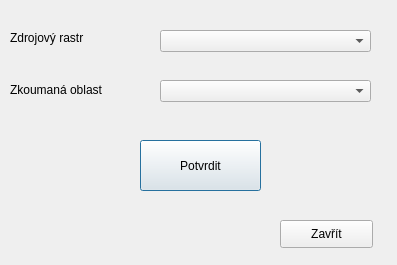
This is MasterThesis/PluginFolder/gap_detection/gap_detection_dialog_base.ui in Bezobsahu/MyMasterDegree as Qt 5 draws it before an edit. The edited form follows.
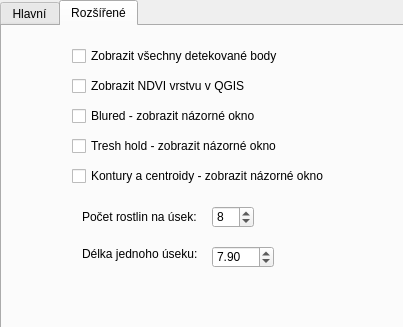
This is the edited form. The open tabs and pages were chosen to show the change.

```diff
--- a/MasterThesis/PluginFolder/gap_detection/gap_detection_dialog_base.ui
+++ b/MasterThesis/PluginFolder/gap_detection/gap_detection_dialog_base.ui
@@ -6,18 +6,90 @@
    <rect>
     <x>0</x>
     <y>0</y>
-    <width>397</width>
-    <height>265</height>
+    <width>403</width>
+    <height>327</height>
    </rect>
   </property>
   <property name="windowTitle">
    <string>Hop Gap Detection</string>
   </property>
-  <widget class="QPushButton" name="pbHello">
+  <widget class="QTabWidget" name="tabWidget">
+   <property name="geometry">
+    <rect>
+     <x>0</x>
+     <y>0</y>
+     <width>411</width>
+     <height>331</height>
+    </rect>
+   </property>
+   <property name="currentIndex">
+    <number>0</number>
+   </property>
+   <widget class="QWidget" name="tab_1">
+    <attribute name="title">
+     <string>Hlavní</string>
+    </attribute>
+    <widget class="QLabel" name="label">
+     <property name="geometry">
+      <rect>
+       <x>10</x>
+       <y>20</y>
+       <width>141</width>
+       <height>16</height>
+      </rect>
+     </property>
+     <property name="text">
+      <string>Zdrojový rastr</string>
+     </property>
+    </widget>
+    <widget class="QPushButton" name="pbZavrit">
+     <property name="geometry">
+      <rect>
+       <x>280</x>
+       <y>250</y>
+       <width>93</width>
+       <height>28</height>
+      </rect>
+     </property>
+     <property name="text">
+      <string>Zavřít</string>
+     </property>
+    </widget>
+    <widget class="QComboBox" name="cbLayers">
+     <property name="geometry">
+      <rect>
+       <x>160</x>
+       <y>20</y>
+       <width>211</width>
+       <height>22</height>
+      </rect>
+     </property>
+    </widget>
+    <widget class="QComboBox" name="cbLayers_2">
+     <property name="geometry">
+      <rect>
+       <x>160</x>
+       <y>70</y>
+       <width>211</width>
+       <height>22</height>
+      </rect>
+     </property>
+    </widget>
+    <widget class="QComboBox" name="cbLayers_3">
+     <property name="geometry">
+      <rect>
+       <x>160</x>
+       <y>120</y>
+       <width>211</width>
+       <height>22</height>
+      </rect>
+     </property>
+    </widget>
+    <widget class="QPushButton" name="pbPotvrdit">
    <property name="geometry">
     <rect>
      <x>140</x>
-     <y>140</y>
+       <y>180</y>
      <width>121</width>
      <height>51</height>
     </rect>
@@ -29,33 +101,13 @@
     <string>Potvrdit</string>
    </property>
   </widget>
-  <widget class="QComboBox" name="cbLayers">
-   <property name="geometry">
-    <rect>
-     <x>160</x>
-     <y>30</y>
-     <width>211</width>
-     <height>22</height>
-    </rect>
-   </property>
-  </widget>
-  <widget class="QComboBox" name="cbLayers_2">
-   <property name="geometry">
-    <rect>
-     <x>160</x>
-     <y>80</y>
-     <width>211</width>
-     <height>22</height>
-    </rect>
-   </property>
-  </widget>
-  <widget class="QLabel" name="label">
+    <widget class="QLabel" name="label_3">
    <property name="geometry">
     <rect>
      <x>10</x>
-     <y>30</y>
+       <y>120</y>
      <width>141</width>
-     <height>16</height>
+       <height>20</height>
     </rect>
    </property>
    <property name="text">
@@ -66,7 +118,7 @@
    <property name="geometry">
     <rect>
      <x>10</x>
-     <y>80</y>
+       <y>70</y>
      <width>141</width>
      <height>20</height>
     </rect>
@@ -75,18 +127,135 @@
     <string>Zkoumaná oblast</string>
    </property>
   </widget>
-  <widget class="QPushButton" name="pbLoadFile">
+   </widget>
+   <widget class="QWidget" name="tab_3">
+    <attribute name="title">
+     <string>Rozšířené</string>
+    </attribute>
+    <widget class="QCheckBox" name="checkBoxShowAllPoints">
    <property name="geometry">
     <rect>
-     <x>280</x>
+       <x>70</x>
+       <y>20</y>
+       <width>221</width>
+       <height>20</height>
+      </rect>
+     </property>
+     <property name="text">
+      <string>Zobrazit všechny detekované body</string>
+     </property>
+     <property name="checked">
+      <bool>false</bool>
+     </property>
+     <property name="tristate">
+      <bool>false</bool>
+     </property>
+    </widget>
+    <widget class="QCheckBox" name="checkBoxShowNDVI">
+     <property name="geometry">
+      <rect>
+       <x>70</x>
+       <y>50</y>
+       <width>191</width>
+       <height>20</height>
+      </rect>
+     </property>
+     <property name="text">
+      <string>Zobrazit NDVI vrstvu v QGIS</string>
+     </property>
+    </widget>
+    <widget class="QCheckBox" name="checkBoxTresh">
+     <property name="geometry">
+      <rect>
+       <x>70</x>
+       <y>110</y>
+       <width>231</width>
+       <height>20</height>
+      </rect>
+     </property>
+     <property name="text">
+      <string>Tresh hold - zobrazit názorné okno</string>
+     </property>
+    </widget>
+    <widget class="QCheckBox" name="checkBoxBlured">
+     <property name="geometry">
+      <rect>
+       <x>70</x>
+       <y>80</y>
+       <width>211</width>
+       <height>20</height>
+      </rect>
+     </property>
+     <property name="text">
+      <string>Blured - zobrazit názorné okno</string>
+     </property>
+    </widget>
+    <widget class="QCheckBox" name="checkBoxContures">
+     <property name="geometry">
+      <rect>
+       <x>70</x>
+       <y>140</y>
+       <width>281</width>
+       <height>20</height>
+      </rect>
+     </property>
+     <property name="text">
+      <string>Kontury a centroidy - zobrazit názorné okno</string>
+     </property>
+    </widget>
+    <widget class="QSpinBox" name="spinBoxPocetNaUsek">
+     <property name="geometry">
+      <rect>
+       <x>210</x>
+       <y>180</y>
+       <width>42</width>
+       <height>22</height>
+      </rect>
+     </property>
+     <property name="value">
+      <number>8</number>
+     </property>
+    </widget>
+    <widget class="QLabel" name="label_4">
+     <property name="geometry">
+      <rect>
+       <x>80</x>
+       <y>180</y>
+       <width>151</width>
+       <height>21</height>
+      </rect>
+     </property>
+     <property name="text">
+      <string>Počet rostlin na úsek:</string>
+     </property>
+    </widget>
+    <widget class="QLabel" name="label_5">
+     <property name="geometry">
+      <rect>
+       <x>80</x>
      <y>220</y>
-     <width>93</width>
-     <height>28</height>
+       <width>121</width>
+       <height>16</height>
     </rect>
    </property>
    <property name="text">
-    <string>Zavřít</string>
-   </property>
+      <string>Délka jednoho úseku:</string>
+     </property>
+    </widget>
+    <widget class="QDoubleSpinBox" name="spinBoxDelkaUseku">
+     <property name="geometry">
+      <rect>
+       <x>210</x>
+       <y>220</y>
+       <width>62</width>
+       <height>22</height>
+      </rect>
+     </property>
+     <property name="value">
+      <double>7.900000000000000</double>
+     </property>
+    </widget>
+   </widget>
   </widget>
  </widget>
  <resources/>
```
Left out of the diff: 4 changed lines with no effect on the pictures. Lines whose indentation alone changed are shown as unchanged.
